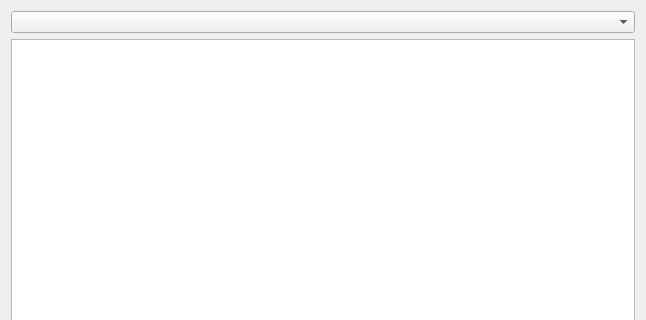
Before: the Qt Designer form src/gui/selectheadersdialog.ui in Redgrxve/PCA-Learning, drawn with Qt 5; both pictures show x 0 to 646 and y 0 to 320 of the 646 by 615 pixel window.
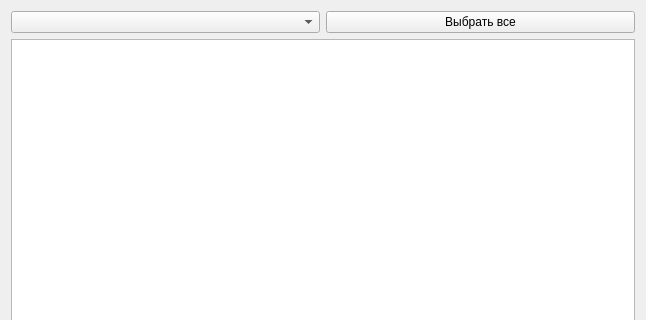
After: the same form once the commit is applied.

Commit message: добавлена кнопка @выбрать все@ в диалоге выбора признаков, удален закомментированный код

Diff of the .ui file:
```diff
--- a/src/gui/selectheadersdialog.ui
+++ b/src/gui/selectheadersdialog.ui
@@ -17,11 +17,22 @@
    <item row="0" column="0">
     <layout class="QVBoxLayout" name="verticalLayout">
      <item>
+      <layout class="QHBoxLayout" name="horizontalLayout">
+       <item>
       <widget class="QComboBox" name="comboBox">
        <property name="placeholderText">
         <string>Признаки</string>
        </property>
       </widget>
+       </item>
+       <item>
+        <widget class="QPushButton" name="selectAllButton">
+         <property name="text">
+          <string>Выбрать все</string>
+         </property>
+        </widget>
+       </item>
+      </layout>
      </item>
      <item>
       <widget class="QListWidget" name="listWidget"/>
```
Lines whose indentation alone changed are shown as unchanged. The commit also changes 6 other files.
